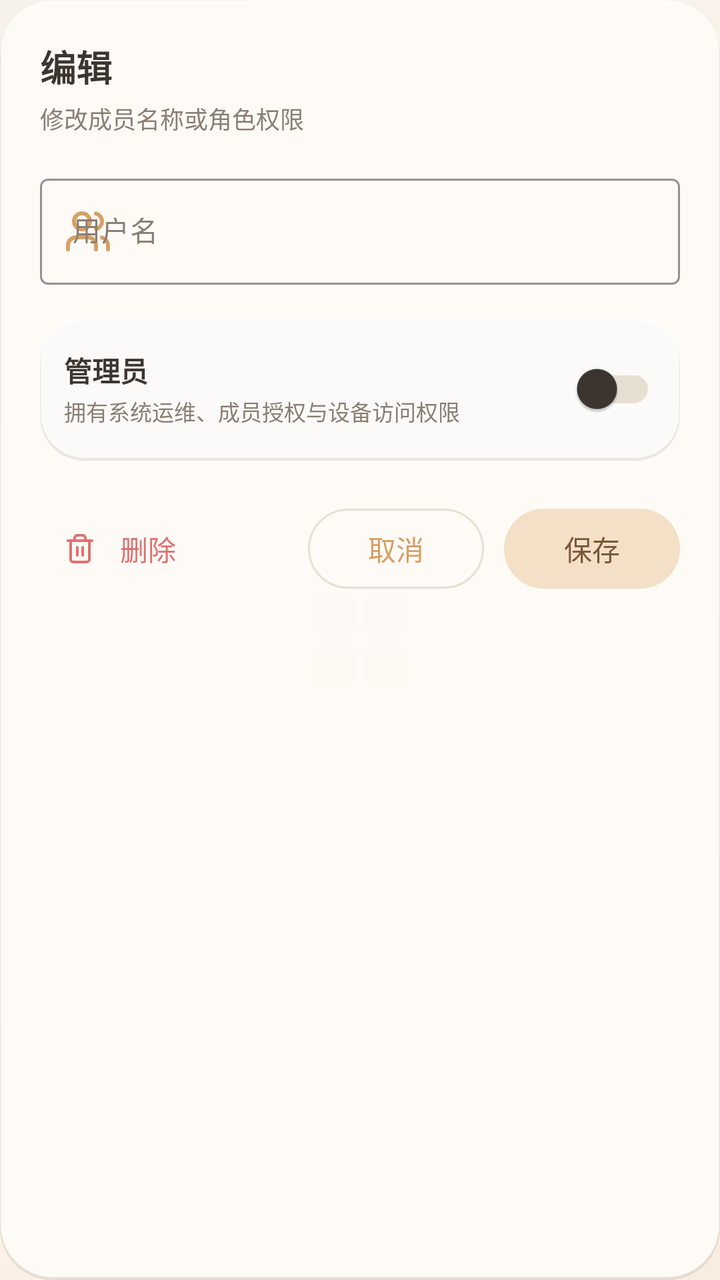
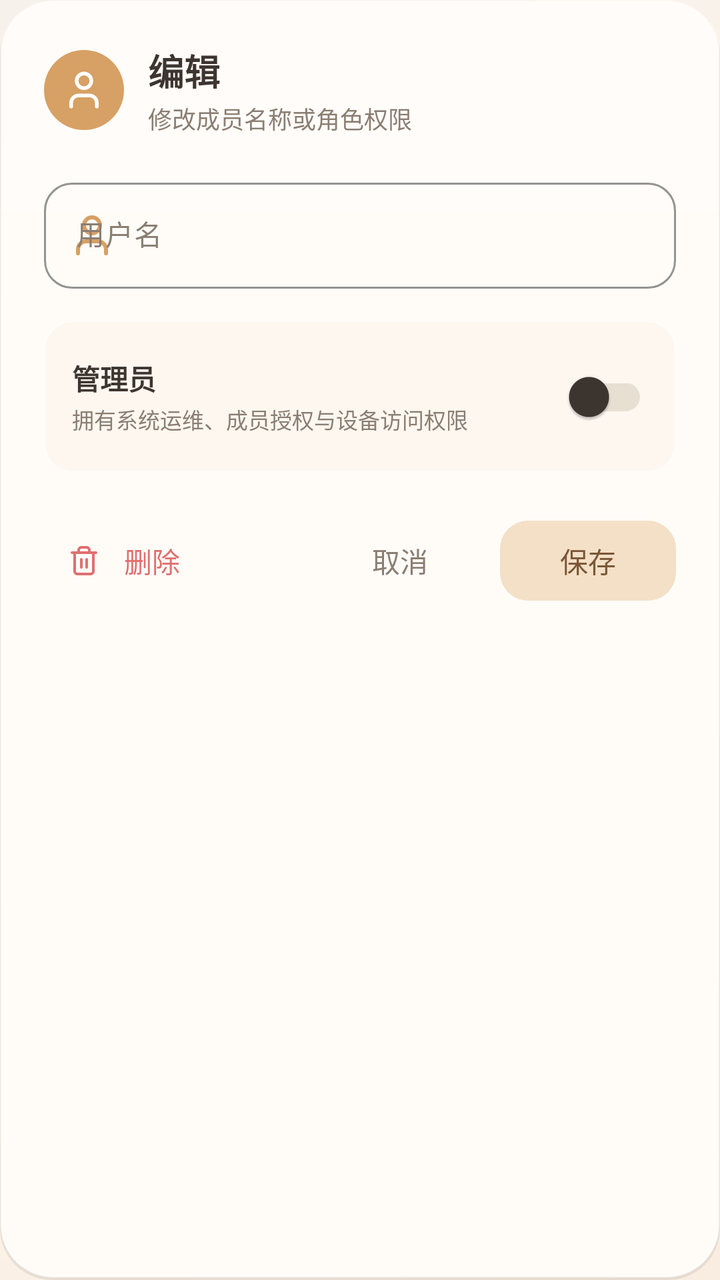

Two renders of the same Android screen: before a commit and after it. Below are the layout's source before the change and the commit's diff.
<!-- AndroidManifest.xml: application theme Theme.HomeDatacenter -->
<!-- res/layout/dialog_edit_user.xml -->
<?xml version="1.0" encoding="utf-8"?>
<LinearLayout xmlns:android="http://schemas.android.com/apk/res/android"
    xmlns:app="http://schemas.android.com/apk/res-auto"
    android:layout_width="match_parent"
    android:layout_height="wrap_content"
    android:orientation="vertical"
    android:background="@drawable/bg_dialog_glass"
    android:padding="20dp">

    <TextView
        android:id="@+id/tvEditTitle"
        android:layout_width="wrap_content"
        android:layout_height="wrap_content"
        android:text="@string/user_action_edit"
        android:textSize="18sp"
        android:textStyle="bold"
        android:textColor="@color/text_primary" />

    <TextView
        android:layout_width="wrap_content"
        android:layout_height="wrap_content"
        android:text="修改成员名称或角色权限"
        android:textSize="12sp"
        android:textColor="@color/text_secondary"
        android:layout_marginTop="4dp"
        android:layout_marginBottom="16dp" />

    
    <com.google.android.material.textfield.TextInputLayout
        android:id="@+id/tilUserName"
        style="@style/Widget.Material3.TextInputLayout.OutlinedBox"
        android:layout_width="match_parent"
        android:layout_height="wrap_content"
        android:hint="@string/user_name_label"
        app:boxStrokeColor="@color/primary"
        app:hintTextColor="@color/text_secondary"
        app:startIconDrawable="@drawable/ic_admin_users"
        app:startIconTint="@color/primary"
        android:layout_marginBottom="16dp">

        <com.google.android.material.textfield.TextInputEditText
            android:id="@+id/etUserName"
            android:layout_width="match_parent"
            android:layout_height="wrap_content"
            android:inputType="textPersonName"
            android:singleLine="true"
            android:textSize="14sp" />
    </com.google.android.material.textfield.TextInputLayout>

    
    <LinearLayout
        android:layout_width="match_parent"
        android:layout_height="wrap_content"
        android:orientation="horizontal"
        android:gravity="center_vertical"
        android:background="@drawable/bg_glass_card"
        android:padding="12dp"
        android:layout_marginBottom="20dp">

        <LinearLayout
            android:layout_width="0dp"
            android:layout_height="wrap_content"
            android:layout_weight="1"
            android:orientation="vertical">

            <TextView
                android:id="@+id/tvAdminTitle"
                android:layout_width="wrap_content"
                android:layout_height="wrap_content"
                android:text="@string/user_admin_label"
                android:textSize="14sp"
                android:textStyle="bold"
                android:textColor="@color/text_primary" />

            <TextView
                android:id="@+id/tvAdminDesc"
                android:layout_width="wrap_content"
                android:layout_height="wrap_content"
                android:text="拥有系统运维、成员授权与设备访问权限"
                android:textSize="11sp"
                android:textColor="@color/text_secondary"
                android:layout_marginTop="2dp" />
        </LinearLayout>

        <com.google.android.material.switchmaterial.SwitchMaterial
            android:id="@+id/switchIsAdmin"
            android:layout_width="wrap_content"
            android:layout_height="wrap_content" />
    </LinearLayout>

    
    <LinearLayout
        android:layout_width="match_parent"
        android:layout_height="wrap_content"
        android:orientation="horizontal"
        android:gravity="center_vertical">

        <com.google.android.material.button.MaterialButton
            android:id="@+id/btnDelete"
            style="@style/Widget.Material3.Button.TextButton"
            android:layout_width="wrap_content"
            android:layout_height="wrap_content"
            android:text="@string/user_action_delete"
            android:textColor="@color/error"
            app:icon="@drawable/ic_delete"
            app:iconTint="@color/error"
            app:iconSize="16dp" />

        <View
            android:layout_width="0dp"
            android:layout_height="1dp"
            android:layout_weight="1" />

        <com.google.android.material.button.MaterialButton
            android:id="@+id/btnCancel"
            style="@style/Widget.Material3.Button.OutlinedButton"
            android:layout_width="wrap_content"
            android:layout_height="wrap_content"
            android:text="@string/btn_cancel"
            android:layout_marginEnd="10dp" />

        <com.google.android.material.button.MaterialButton
            android:id="@+id/btnSave"
            style="@style/Widget.Material3.Button.TonalButton"
            android:layout_width="wrap_content"
            android:layout_height="wrap_content"
            android:text="@string/action_save" />
    </LinearLayout>

</LinearLayout>
<!-- resources referenced by this layout -->
<resources>
  <color name="error">#E07070</color>
  <color name="primary">#D7A064</color>
  <color name="text_primary">#3D3530</color>
  <color name="text_secondary">#8A7E72</color>
  <!-- drawable bg_glass_card (drawable) -->
  <?xml version="1.0" encoding="utf-8"?>
  <layer-list xmlns:android="http://schemas.android.com/apk/res/android">
      
      <item android:top="2dp">
          <shape android:shape="rectangle">
              <solid android:color="@color/glass_shadow" />
              <corners android:radius="22dp" />
          </shape>
      </item>
      
      <item android:bottom="1dp">
          <shape android:shape="rectangle">
              <solid android:color="@color/glass_bg" />
              <corners android:radius="22dp" />
              <stroke
                  android:width="1dp"
                  android:color="@color/glass_border" />
          </shape>
      </item>
      
      <item
          android:left="1dp"
          android:right="1dp"
          android:top="1dp"
          android:bottom="21dp">
          <shape android:shape="rectangle">
              <gradient
                  android:type="linear"
                  android:angle="270"
                  android:startColor="@color/glass_highlight"
                  android:endColor="@android:color/transparent" />
              <corners
                  android:radius="21dp"
                  android:bottomLeftRadius="0dp"
                  android:bottomRightRadius="0dp" />
          </shape>
      </item>
  </layer-list>
  <!-- drawable ic_admin_users (drawable) -->
  <vector xmlns:android="http://schemas.android.com/apk/res/android"
      android:width="24dp"
      android:height="24dp"
      android:viewportWidth="24"
      android:viewportHeight="24"
      android:tint="?attr/colorControlNormal">
      <path
          android:strokeColor="#FFFFFFFF"
          android:strokeWidth="2"
          android:strokeLineCap="round"
          android:strokeLineJoin="round"
          android:fillColor="@android:color/transparent"
          android:pathData="M16,21 v-2 a4,4 0 0,0 -4,-4 H6 a4,4 0 0,0 -4,4 v2 M9,3 A4,4 0 1,0 9,11 A4,4 0 1,0 9,3 Z M22,21 v-2 a4,4 0 0,0 -3,-3.87 M16,3.13 a4,4 0 0,1 0,7.75" />
  </vector>
  <string name="action_save">保存</string>
  <string name="btn_cancel">取消</string>
  <string name="user_action_delete">删除</string>
  <string name="user_action_edit">编辑</string>
  <string name="user_admin_label">管理员</string>
  <string name="user_name_label">用户名</string>
  <color name="glass_shadow">#14000000</color>
  <color name="glass_bg_dialog">#F5FFFCF8</color>
  <color name="glass_border">#33FFFFFF</color>
  <color name="glass_highlight">#26FFFFFF</color>
  <color name="glass_bg">#CCFFFFFF</color>
  <color name="primary_dark">#C48D50</color>
  <color name="white">#FFFFFF</color>
  <color name="secondary">#E8A87C</color>
  <color name="secondary_dark">#D4956A</color>
  <color name="warm_container">#F3E0C7</color>
  <color name="on_warm_container">#7A5636</color>
  <color name="bg_surface">#FFFCF8</color>
  <color name="bg_secondary">#FDF8F2</color>
  <color name="divider">#E8DFD3</color>
  <color name="bg_primary">#F6F1EA</color>
  <style name="GlassDialogAnimation">
          <item name="android:windowEnterAnimation">@anim/dialog_glass_in</item>
          <item name="android:windowExitAnimation">@anim/dialog_glass_out</item>
      </style>
  <color name="gradient_start">#F8EDE0</color>
  <color name="gradient_mid">#FDF4EA</color>
  <color name="gradient_end">#F6F1EA</color>
  <!-- unchanged entries left out for length: 5 -->
</resources>

<!-- the commit's change to res/layout/dialog_edit_user.xml (unified diff, before → after) -->
@@ -5,25 +5,55 @@
     android:layout_height="wrap_content"
     android:orientation="vertical"
     android:background="@drawable/bg_dialog_glass"
-    android:padding="20dp">
+    android:padding="22dp">
 
-    <TextView
-        android:id="@+id/tvEditTitle"
-        android:layout_width="wrap_content"
+    
+    <LinearLayout
+        android:layout_width="match_parent"
         android:layout_height="wrap_content"
-        android:text="@string/user_action_edit"
-        android:textSize="18sp"
-        android:textStyle="bold"
-        android:textColor="@color/text_primary" />
+        android:orientation="horizontal"
+        android:gravity="center_vertical"
+        android:layout_marginBottom="18dp">
 
-    <TextView
-        android:layout_width="wrap_content"
-        android:layout_height="wrap_content"
-        android:text="修改成员名称或角色权限"
-        android:textSize="12sp"
-        android:textColor="@color/text_secondary"
-        android:layout_marginTop="4dp"
-        android:layout_marginBottom="16dp" />
+        <FrameLayout
+            android:layout_width="40dp"
+            android:layout_height="40dp"
+            android:background="@drawable/bg_circle_avatar"
+            android:layout_marginEnd="12dp">
+
+            <ImageView
+                android:layout_width="22dp"
+                android:layout_height="22dp"
+                android:layout_gravity="center"
+                android:src="@drawable/ic_user"
+                app:tint="@color/text_on_primary"
+                android:contentDescription="user" />
+        </FrameLayout>
+
+        <LinearLayout
+            android:layout_width="0dp"
+            android:layout_height="wrap_content"
+            android:layout_weight="1"
+            android:orientation="vertical">
+
+            <TextView
+                android:id="@+id/tvEditTitle"
+                android:layout_width="wrap_content"
+                android:layout_height="wrap_content"
+                android:text="@string/user_action_edit"
+                android:textSize="18sp"
+                android:textStyle="bold"
+                android:textColor="@color/text_primary" />
+
+            <TextView
+                android:layout_width="wrap_content"
+                android:layout_height="wrap_content"
+                android:text="修改成员名称或角色权限"
+                android:textSize="12sp"
+                android:textColor="@color/text_secondary"
+                android:layout_marginTop="2dp" />
+        </LinearLayout>
+    </LinearLayout>
 
     
     <com.google.android.material.textfield.TextInputLayout
@@ -32,9 +62,14 @@
         android:layout_width="match_parent"
         android:layout_height="wrap_content"
         android:hint="@string/user_name_label"
+        app:boxCornerRadiusTopStart="14dp"
+        app:boxCornerRadiusTopEnd="14dp"
+        app:boxCornerRadiusBottomStart="14dp"
+        app:boxCornerRadiusBottomEnd="14dp"
         app:boxStrokeColor="@color/primary"
-        app:hintTextColor="@color/text_secondary"
-        app:startIconDrawable="@drawable/ic_admin_users"
+        app:hintTextColor="@color/text_hint"
+        app:boxBackgroundColor="@android:color/transparent"
+        app:startIconDrawable="@drawable/ic_user"
         app:startIconTint="@color/primary"
         android:layout_marginBottom="16dp">
 
@@ -44,6 +79,7 @@
             android:layout_height="wrap_content"
             android:inputType="textPersonName"
             android:singleLine="true"
+            android:textColor="@color/text_primary"
             android:textSize="14sp" />
     </com.google.android.material.textfield.TextInputLayout>
 
@@ -53,8 +89,8 @@
         android:layout_height="wrap_content"
         android:orientation="horizontal"
         android:gravity="center_vertical"
-        android:background="@drawable/bg_glass_card"
-        android:padding="12dp"
+        android:background="@drawable/bg_glass_subtle_row"
+        android:padding="14dp"
         android:layout_marginBottom="20dp">
 
         <LinearLayout
@@ -85,7 +121,8 @@
         <com.google.android.material.switchmaterial.SwitchMaterial
             android:id="@+id/switchIsAdmin"
             android:layout_width="wrap_content"
-            android:layout_height="wrap_content" />
+            android:layout_height="wrap_content"
+            app:useMaterialThemeColors="true" />
     </LinearLayout>
 
     
@@ -113,18 +150,20 @@
 
         <com.google.android.material.button.MaterialButton
             android:id="@+id/btnCancel"
-            style="@style/Widget.Material3.Button.OutlinedButton"
+            style="@style/Widget.Material3.Button.TextButton"
             android:layout_width="wrap_content"
             android:layout_height="wrap_content"
             android:text="@string/btn_cancel"
-            android:layout_marginEnd="10dp" />
+            android:textColor="@color/text_secondary"
+            android:layout_marginEnd="6dp" />
 
         <com.google.android.material.button.MaterialButton
             android:id="@+id/btnSave"
             style="@style/Widget.Material3.Button.TonalButton"
             android:layout_width="wrap_content"
             android:layout_height="wrap_content"
-            android:text="@string/action_save" />
+            android:text="@string/action_save"
+            app:cornerRadius="14dp" />
     </LinearLayout>
 
 </LinearLayout>
<!-- resource entries referenced after the edit -->
@@ -2,48 +2,27 @@
 <resources>
   <color name="error">#E07070</color>
   <color name="primary">#D7A064</color>
+  <color name="text_hint">#B0A394</color>
+  <color name="text_on_primary">#FFFFFF</color>
   <color name="text_primary">#3D3530</color>
   <color name="text_secondary">#8A7E72</color>
-  <!-- drawable bg_glass_card (drawable) -->
+  <!-- drawable bg_circle_avatar (drawable) -->
   <?xml version="1.0" encoding="utf-8"?>
-  <layer-list xmlns:android="http://schemas.android.com/apk/res/android">
-      
-      <item android:top="2dp">
-          <shape android:shape="rectangle">
-              <solid android:color="@color/glass_shadow" />
-              <corners android:radius="22dp" />
-          </shape>
-      </item>
-      
-      <item android:bottom="1dp">
-          <shape android:shape="rectangle">
-              <solid android:color="@color/glass_bg" />
-              <corners android:radius="22dp" />
-              <stroke
-                  android:width="1dp"
-                  android:color="@color/glass_border" />
-          </shape>
-      </item>
-      
-      <item
-          android:left="1dp"
-          android:right="1dp"
-          android:top="1dp"
-          android:bottom="21dp">
-          <shape android:shape="rectangle">
-              <gradient
-                  android:type="linear"
-                  android:angle="270"
-                  android:startColor="@color/glass_highlight"
-                  android:endColor="@android:color/transparent" />
-              <corners
-                  android:radius="21dp"
-                  android:bottomLeftRadius="0dp"
-                  android:bottomRightRadius="0dp" />
-          </shape>
-      </item>
-  </layer-list>
-  <!-- drawable ic_admin_users (drawable) -->
+  <shape xmlns:android="http://schemas.android.com/apk/res/android"
+      android:shape="oval">
+      <solid android:color="@color/primary" />
+  </shape>
+  <!-- drawable bg_glass_subtle_row (drawable) -->
+  <?xml version="1.0" encoding="utf-8"?>
+  <shape xmlns:android="http://schemas.android.com/apk/res/android"
+      android:shape="rectangle">
+      <solid android:color="@color/glass_subtle_fill" />
+      <corners android:radius="14dp" />
+      <stroke
+          android:width="1dp"
+          android:color="@color/glass_border" />
+  </shape>
+  <!-- drawable ic_user (drawable) -->
   <vector xmlns:android="http://schemas.android.com/apk/res/android"
       android:width="24dp"
       android:height="24dp"
@@ -56,7 +35,7 @@
           android:strokeLineCap="round"
           android:strokeLineJoin="round"
           android:fillColor="@android:color/transparent"
-          android:pathData="M16,21 v-2 a4,4 0 0,0 -4,-4 H6 a4,4 0 0,0 -4,4 v2 M9,3 A4,4 0 1,0 9,11 A4,4 0 1,0 9,3 Z M22,21 v-2 a4,4 0 0,0 -3,-3.87 M16,3.13 a4,4 0 0,1 0,7.75" />
+          android:pathData="M19,21 v-2 a4,4 0 0,0 -4,-4 H9 a4,4 0 0,0 -4,4 v2 M12,3 A4,4 0 1,0 12,11 A4,4 0 1,0 12,3 Z" />
   </vector>
   <string name="action_save">保存</string>
   <string name="btn_cancel">取消</string>
@@ -65,10 +44,10 @@
   <string name="user_admin_label">管理员</string>
   <string name="user_name_label">用户名</string>
   <color name="glass_shadow">#14000000</color>
-  <color name="glass_bg_dialog">#F5FFFCF8</color>
+  <color name="glass_bg_dialog">#FFFCF8</color>
   <color name="glass_border">#33FFFFFF</color>
   <color name="glass_highlight">#26FFFFFF</color>
-  <color name="glass_bg">#CCFFFFFF</color>
+  <color name="glass_subtle_fill">#0DD7A064</color>
   <color name="primary_dark">#C48D50</color>
   <color name="white">#FFFFFF</color>
   <color name="secondary">#E8A87C</color>
